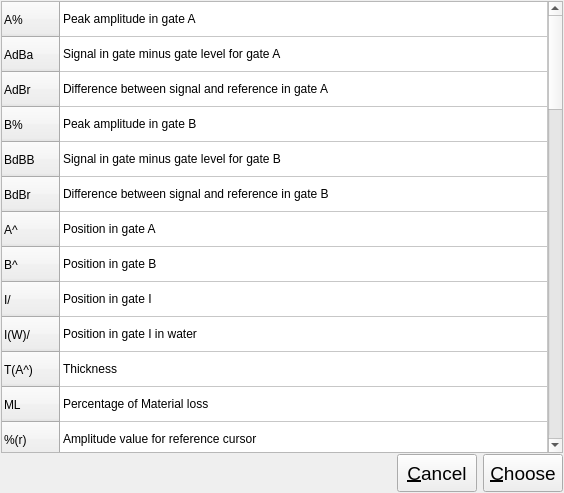
Before: the Qt Designer form ui/measure_bar/measure_dialog.ui in 15903016222/Voice, drawn with Qt 5.
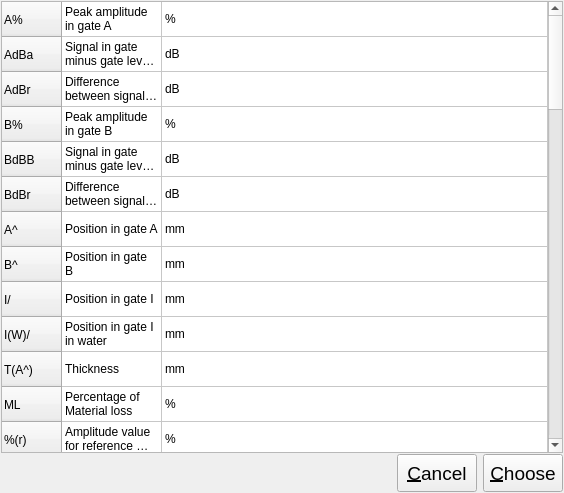
After: the same form once the commit is applied.

Commit message: Added:MeasureDialog的QTableWidget增加一列单位信息，显示对话框时隐藏，增加get_unit接口

Patch:
```diff
--- a/ui/measure_bar/measure_dialog.ui
+++ b/ui/measure_bar/measure_dialog.ui
@@ -103,6 +103,9 @@
          <property name="cornerButtonEnabled">
           <bool>true</bool>
          </property>
+         <property name="columnCount">
+          <number>2</number>
+         </property>
          <attribute name="horizontalHeaderVisible">
           <bool>false</bool>
          </attribute>
@@ -365,7 +368,7 @@
          </row>
          <row>
           <property name="text">
-           <string>AWS-D</string>
+           <string>AWS-DCL</string>
           </property>
          </row>
          <row>
@@ -393,254 +396,505 @@
            <string>Measurement</string>
           </property>
          </column>
+         <column/>
          <item row="0" column="0">
           <property name="text">
            <string>Peak amplitude in gate A</string>
           </property>
          </item>
+         <item row="0" column="1">
+          <property name="text">
+           <string>%</string>
+          </property>
+         </item>
          <item row="1" column="0">
           <property name="text">
            <string>Signal in gate minus gate level for gate A</string>
           </property>
          </item>
+         <item row="1" column="1">
+          <property name="text">
+           <string>dB</string>
+          </property>
+         </item>
          <item row="2" column="0">
           <property name="text">
            <string>Difference between signal and reference in gate A</string>
           </property>
          </item>
+         <item row="2" column="1">
+          <property name="text">
+           <string>dB</string>
+          </property>
+         </item>
          <item row="3" column="0">
           <property name="text">
            <string>Peak amplitude in gate B</string>
           </property>
          </item>
+         <item row="3" column="1">
+          <property name="text">
+           <string>%</string>
+          </property>
+         </item>
          <item row="4" column="0">
           <property name="text">
            <string>Signal in gate minus gate level for gate B</string>
           </property>
          </item>
+         <item row="4" column="1">
+          <property name="text">
+           <string>dB</string>
+          </property>
+         </item>
          <item row="5" column="0">
           <property name="text">
            <string>Difference between signal and reference in gate B</string>
           </property>
          </item>
+         <item row="5" column="1">
+          <property name="text">
+           <string>dB</string>
+          </property>
+         </item>
          <item row="6" column="0">
           <property name="text">
            <string>Position in gate A</string>
           </property>
          </item>
+         <item row="6" column="1">
+          <property name="text">
+           <string>mm</string>
+          </property>
+         </item>
          <item row="7" column="0">
           <property name="text">
            <string>Position in gate B</string>
           </property>
          </item>
+         <item row="7" column="1">
+          <property name="text">
+           <string>mm</string>
+          </property>
+         </item>
          <item row="8" column="0">
           <property name="text">
            <string>Position in gate I</string>
           </property>
          </item>
+         <item row="8" column="1">
+          <property name="text">
+           <string>mm</string>
+          </property>
+         </item>
          <item row="9" column="0">
           <property name="text">
            <string>Position in gate I in water</string>
           </property>
          </item>
+         <item row="9" column="1">
+          <property name="text">
+           <string>mm</string>
+          </property>
+         </item>
          <item row="10" column="0">
           <property name="text">
            <string>Thickness</string>
           </property>
          </item>
+         <item row="10" column="1">
+          <property name="text">
+           <string>mm</string>
+          </property>
+         </item>
          <item row="11" column="0">
           <property name="text">
            <string>Percentage of Material loss</string>
           </property>
          </item>
+         <item row="11" column="1">
+          <property name="text">
+           <string>%</string>
+          </property>
+         </item>
          <item row="12" column="0">
           <property name="text">
            <string>Amplitude value for reference cursor</string>
           </property>
          </item>
+         <item row="12" column="1">
+          <property name="text">
+           <string>%</string>
+          </property>
+         </item>
          <item row="13" column="0">
           <property name="text">
            <string>Amplitude value of the measurement cursor</string>
           </property>
          </item>
+         <item row="13" column="1">
+          <property name="text">
+           <string>%</string>
+          </property>
+         </item>
          <item row="14" column="0">
           <property name="text">
            <string>Amplitude (measurement cursor - reference cursor)</string>
           </property>
          </item>
+         <item row="14" column="1">
+          <property name="text">
+           <string>%</string>
+          </property>
+         </item>
          <item row="15" column="0">
           <property name="text">
            <string>Ultrasonic position of the reference cursor</string>
           </property>
          </item>
+         <item row="15" column="1">
+          <property name="text">
+           <string>mm</string>
+          </property>
+         </item>
          <item row="16" column="0">
           <property name="text">
            <string>Ultrasonic position of the measurement cursor</string>
           </property>
          </item>
+         <item row="16" column="1">
+          <property name="text">
+           <string>mm</string>
+          </property>
+         </item>
          <item row="17" column="0">
           <property name="text">
            <string>Ultrasonic axix(measurement cursor - reference cursor)</string>
           </property>
          </item>
+         <item row="17" column="1">
+          <property name="text">
+           <string>mm</string>
+          </property>
+         </item>
          <item row="18" column="0">
           <property name="text">
            <string>Probe position of the reference cursor</string>
           </property>
          </item>
+         <item row="18" column="1">
+          <property name="text">
+           <string>mm</string>
+          </property>
+         </item>
          <item row="19" column="0">
           <property name="text">
            <string>Probe position of the measurement cursor</string>
           </property>
          </item>
+         <item row="19" column="1">
+          <property name="text">
+           <string>mm</string>
+          </property>
+         </item>
          <item row="20" column="0">
           <property name="text">
            <string>Probe (measurement cursor - reference cursor)</string>
           </property>
          </item>
+         <item row="20" column="1">
+          <property name="text">
+           <string>mm</string>
+          </property>
+         </item>
          <item row="21" column="0">
           <property name="text">
            <string>Scan position of the reference cursor</string>
           </property>
          </item>
+         <item row="21" column="1">
+          <property name="text">
+           <string>mm</string>
+          </property>
+         </item>
          <item row="22" column="0">
           <property name="text">
            <string>Scan position of the measurment cursor</string>
           </property>
          </item>
+         <item row="22" column="1">
+          <property name="text">
+           <string>mm</string>
+          </property>
+         </item>
          <item row="23" column="0">
           <property name="text">
            <string>Scan (measurement cursor - reference cursor)</string>
           </property>
          </item>
+         <item row="23" column="1">
+          <property name="text">
+           <string>mm</string>
+          </property>
+         </item>
          <item row="24" column="0">
           <property name="text">
            <string>Index position of the reference cursor</string>
           </property>
          </item>
+         <item row="24" column="1">
+          <property name="text">
+           <string>mm</string>
+          </property>
+         </item>
          <item row="25" column="0">
           <property name="text">
            <string>Index position of the measurement cursor</string>
           </property>
          </item>
+         <item row="25" column="1">
+          <property name="text">
+           <string>mm</string>
+          </property>
+         </item>
          <item row="26" column="0">
           <property name="text">
            <string>Index axis(measurement cursor - reference cursor)</string>
           </property>
          </item>
+         <item row="26" column="1">
+          <property name="text">
+           <string>mm</string>
+          </property>
+         </item>
          <item row="27" column="0">
           <property name="text">
            <string>Reference point to the indication in gate A</string>
           </property>
          </item>
+         <item row="27" column="1">
+          <property name="text">
+           <string>mm</string>
+          </property>
+         </item>
          <item row="28" column="0">
           <property name="text">
            <string>Reference point to the indication in gate B</string>
           </property>
          </item>
+         <item row="28" column="1">
+          <property name="text">
+           <string>mm</string>
+          </property>
+         </item>
          <item row="29" column="0">
           <property name="text">
            <string>Probe front face to the indication in gate A</string>
           </property>
          </item>
+         <item row="29" column="1">
+          <property name="text">
+           <string>mm</string>
+          </property>
+         </item>
          <item row="30" column="0">
           <property name="text">
            <string>Probe front face to the indication in gate B</string>
           </property>
          </item>
+         <item row="30" column="1">
+          <property name="text">
+           <string>mm</string>
+          </property>
+         </item>
          <item row="31" column="0">
           <property name="text">
            <string>Depth of the indication in gate A</string>
           </property>
          </item>
+         <item row="31" column="1">
+          <property name="text">
+           <string>mm</string>
+          </property>
+         </item>
          <item row="32" column="0">
           <property name="text">
            <string>Depth of the indication in gate B</string>
           </property>
          </item>
+         <item row="32" column="1">
+          <property name="text">
+           <string>mm</string>
+          </property>
+         </item>
          <item row="33" column="0">
           <property name="text">
            <string>Sound path of the indication in gate A</string>
           </property>
          </item>
+         <item row="33" column="1">
+          <property name="text">
+           <string>mm</string>
+          </property>
+         </item>
          <item row="34" column="0">
           <property name="text">
            <string>Sound path of the indication in gate B</string>
           </property>
          </item>
+         <item row="34" column="1">
+          <property name="text">
+           <string>mm</string>
+          </property>
+         </item>
          <item row="35" column="0">
           <property name="text">
            <string>Volumetric position in gate A on the index axis</string>
           </property>
          </item>
+         <item row="35" column="1">
+          <property name="text">
+           <string>mm</string>
+          </property>
+         </item>
          <item row="36" column="0">
           <property name="text">
            <string>Volumetric position in gate B on the index axis</string>
           </property>
          </item>
+         <item row="36" column="1">
+          <property name="text">
+           <string>mm</string>
+          </property>
+         </item>
          <item row="37" column="0">
           <property name="text">
            <string>Volumetric position in gate A on the scan axis</string>
           </property>
          </item>
+         <item row="37" column="1">
+          <property name="text">
+           <string>mm</string>
+          </property>
+         </item>
          <item row="38" column="0">
           <property name="text">
            <string>Volumetric position in gate B on the scan axis</string>
           </property>
          </item>
+         <item row="38" column="1">
+          <property name="text">
+           <string>mm</string>
+          </property>
+         </item>
          <item row="39" column="0">
           <property name="text">
            <string>Leg(skip)of the indication in gate A</string>
           </property>
          </item>
+         <item row="39" column="1">
+          <property name="text">
+           <string/>
+          </property>
+         </item>
          <item row="40" column="0">
           <property name="text">
            <string>Leg(skip)of the indication in gate B</string>
           </property>
          </item>
+         <item row="40" column="1">
+          <property name="text">
+           <string/>
+          </property>
+         </item>
          <item row="41" column="0">
           <property name="text">
            <string>Peak amplitude of the envelop in gate A</string>
           </property>
          </item>
+         <item row="41" column="1">
+          <property name="text">
+           <string>%</string>
+          </property>
+         </item>
          <item row="42" column="0">
           <property name="text">
            <string>Indication level for AWS-D1.5A</string>
           </property>
          </item>
+         <item row="42" column="1">
+          <property name="text">
+           <string/>
+          </property>
+         </item>
          <item row="43" column="0">
           <property name="text">
            <string>Zero reference  level for AWS-D1.5B</string>
           </property>
          </item>
+         <item row="43" column="1">
+          <property name="text">
+           <string/>
+          </property>
+         </item>
          <item row="44" column="0">
           <property name="text">
            <string>Attenuation factor for AWS-D1.5 C</string>
           </property>
          </item>
+         <item row="44" column="1">
+          <property name="text">
+           <string/>
+          </property>
+         </item>
          <item row="45" column="0">
           <property name="text">
            <string>Indication rating for AWS-D1.5D</string>
           </property>
          </item>
+         <item row="45" column="1">
+          <property name="text">
+           <string/>
+          </property>
+         </item>
          <item row="46" column="0">
           <property name="text">
            <string>Discontinuity severity class for AWS-D1.5 45</string>
           </property>
          </item>
+         <item row="46" column="1">
+          <property name="text">
+           <string/>
+          </property>
+         </item>
          <item row="47" column="0">
           <property name="text">
            <string>Discontinuity severity class for AWS-D1.5 60</string>
           </property>
          </item>
+         <item row="47" column="1">
+          <property name="text">
+           <string/>
+          </property>
+         </item>
          <item row="48" column="0">
           <property name="text">
            <string>Discontinuity severity class for AWS-D1.5 70</string>
           </property>
          </item>
+         <item row="48" column="1">
+          <property name="text">
+           <string/>
+          </property>
+         </item>
          <item row="49" column="0">
           <property name="text">
-           <string>CL Discontinuity severity class for AWS-D1.5</string>
+           <string>Discontinuity severity class for AWS-D1.5</string>
+          </property>
+         </item>
+         <item row="49" column="1">
+          <property name="text">
+           <string/>
           </property>
          </item>
          <item row="50" column="0">
@@ -648,21 +902,41 @@
            <string>TOFD Ultrasonic Axis Reference Cursor Depth</string>
           </property>
          </item>
+         <item row="50" column="1">
+          <property name="text">
+           <string>mm</string>
+          </property>
+         </item>
          <item row="51" column="0">
           <property name="text">
            <string>TOFD Ultrasonic Axis Measure Cursor Depth</string>
           </property>
          </item>
+         <item row="51" column="1">
+          <property name="text">
+           <string>mm</string>
+          </property>
+         </item>
          <item row="52" column="0">
           <property name="text">
            <string>TOFD Scan Axis Cursor Space</string>
           </property>
          </item>
+         <item row="52" column="1">
+          <property name="text">
+           <string>mm</string>
+          </property>
+         </item>
          <item row="53" column="0">
           <property name="text">
            <string>TOFD Ultrasonic Axis Cursor Height</string>
           </property>
          </item>
+         <item row="53" column="1">
+          <property name="text">
+           <string>mm</string>
+          </property>
+         </item>
         </widget>
        </item>
       </layout>
```
The commit also changes 2 other files.
